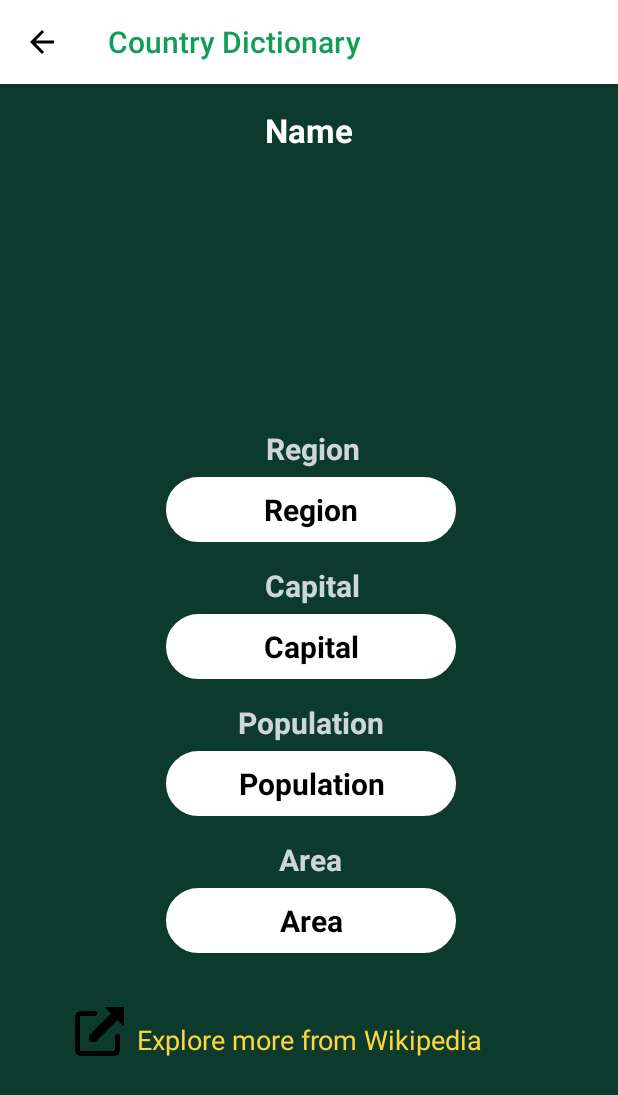
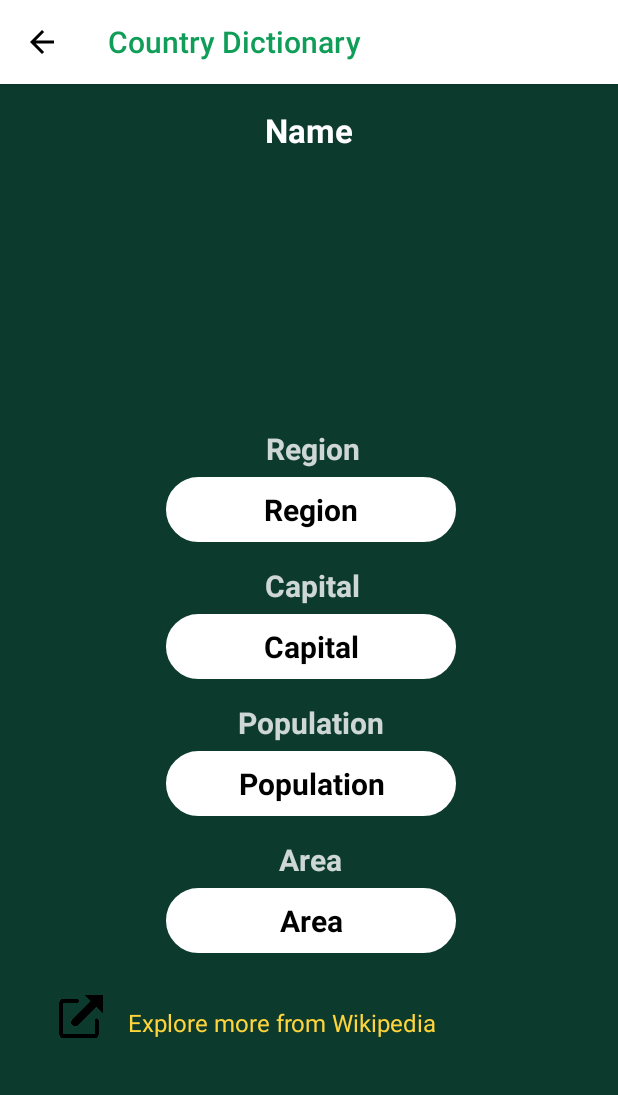
Before and after one commit to INFS3634/FlagMaster-Android-App, an Android app: the CountryDetailActivity screen opened directly, with no data from a screen before it, on a phone screen of 412 x 824 dp. Shown: the top 1095 px of the screen. Run offline under Robolectric (Android 15) with nearby library versions, the phone set to English and light mode, and no system bars; pictures from the network do not load.

Commit message:
Added Arc link Hide password

```diff
--- a/app/src/main/java/au/edu/unsw/infs3634/unswlearning/CountryDetailActivity.java
+++ b/app/src/main/java/au/edu/unsw/infs3634/unswlearning/CountryDetailActivity.java
@@ -16,6 +16,7 @@ import android.widget.TextView;
 import com.bumptech.glide.Glide;
 
 import java.util.ArrayList;
+import java.util.Arrays;
 import java.util.List;
 
 import au.edu.unsw.infs3634.unswlearning.countryAPI.Country;
@@ -29,9 +30,11 @@ import retrofit2.converter.gson.GsonConverterFactory;
 public class CountryDetailActivity extends AppCompatActivity {
     private static final String TAG = "CountryDetailActivity";
     public static final String INTENT_MESSAGE = "intent_message";
-    TextView countryNameTextView, capitalNameTextView, regionNameTextView, populationTextView, areaTextView, linkWiki;
-    ImageView flagImageView;
+    TextView countryNameTextView, capitalNameTextView, regionNameTextView, populationTextView,
+            areaTextView, linkWiki, linkArc;
+    ImageView flagImageView, arcLogo;
     private ArrayList<Country> countryList = new ArrayList<>();
+    Country country;
 
     @Override
     protected void onCreate(Bundle savedInstanceState) {
@@ -47,6 +50,9 @@ public class CountryDetailActivity extends AppCompatActivity {
         areaTextView=findViewById(R.id.areaTextView);
         flagImageView=findViewById(R.id.flagImageView);
         linkWiki = findViewById(R.id.linkWiki);
+        //UNSW Society showcase
+        linkArc = findViewById(R.id.linkArc);
+        arcLogo = findViewById(R.id.arcLogo);
 
         // calling the action bar
         ActionBar actionBar = getSupportActionBar();
@@ -81,7 +87,7 @@ public class CountryDetailActivity extends AppCompatActivity {
                     for (Country country: countries) {
                         countryList.add(country);
                     }
-                    Country country = countryList.get(0);
+                    country = countryList.get(0);
 
                     if (country != null) {
                         countryNameTextView.setText(country.getName());
@@ -104,6 +110,8 @@ public class CountryDetailActivity extends AppCompatActivity {
                             }
                         });
 
+                        //Insert UNSW societies' link
+                        showSocietyLink(country.getName());
                     }
                 }
 
@@ -114,8 +122,27 @@ public class CountryDetailActivity extends AppCompatActivity {
             });
         }
     }
-    // this event will enable the back
-    // function to the button on press
+
+    private void showSocietyLink(String countryName){
+        ArrayList<String> societyList = new ArrayList<>(Arrays.asList("China", "Bangladesh",
+                "Philippines", "France", "Hong Kong", "Indonesia", "Iran", "Korea", "Leban",
+                "Malaysia", "Myanmar", "Japan", "Pakistan", "Singapore", "Vietnam", "Spain",
+                "Sri Lanka", "Taiwan", "Thailand", "Turkey"));
+        for (String name: societyList) {
+            if(countryName.equals(name)){
+                linkArc.setVisibility(View.VISIBLE);
+                arcLogo.setVisibility(View.VISIBLE);
+                linkArc.setOnClickListener(new View.OnClickListener() {
+                    @Override
+                    public void onClick(View v) {
+                        Intent intent = new Intent(Intent.ACTION_VIEW, Uri.parse("https://www.arc.unsw.edu.au/clubs/club-admin/clubs-communities/new-international-cultural-clubs-community"));
+                        startActivity(intent);
+                    }
+                });
+            }
+        }
+    }
+    // this event will enable the back function to the button on press
     @Override
     public boolean onOptionsItemSelected(@NonNull MenuItem item) {
         Intent myIntent = new Intent(getApplicationContext(), LearnActivity.class);
@@ -124,4 +151,5 @@ public class CountryDetailActivity extends AppCompatActivity {
     }
 
 
+
 }
--- a/app/src/main/java/au/edu/unsw/infs3634/unswlearning/MainActivity.java
+++ b/app/src/main/java/au/edu/unsw/infs3634/unswlearning/MainActivity.java
@@ -13,6 +13,7 @@ import android.content.Intent;
 import android.graphics.Color;
 import android.graphics.drawable.ColorDrawable;
 import android.os.Bundle;
+import android.text.method.PasswordTransformationMethod;
 import android.util.Log;
 import android.view.View;
 import android.widget.Button;
@@ -57,6 +58,7 @@ public class MainActivity extends AppCompatActivity {
 
         loginEmail = findViewById(R.id.loginEmail);
         loginPassword = findViewById(R.id.loginPassword);
+        loginPassword.setTransformationMethod(PasswordTransformationMethod.getInstance());
         loginButton = findViewById(R.id.loginButton);
         switchToRegister = findViewById(R.id.switchToRegister);
         mAuth = FirebaseAuth.getInstance();
--- a/app/src/main/java/au/edu/unsw/infs3634/unswlearning/RegisterActivity.java
+++ b/app/src/main/java/au/edu/unsw/infs3634/unswlearning/RegisterActivity.java
@@ -6,6 +6,7 @@ import android.app.ProgressDialog;
 import android.content.Context;
 import android.content.Intent;
 import android.os.Bundle;
+import android.text.method.PasswordTransformationMethod;
 import android.util.Log;
 import android.view.View;
 import android.widget.Button;
@@ -69,6 +70,7 @@ public class RegisterActivity extends AppCompatActivity {
         inputUsername = findViewById(R.id.inputUsername);
         inputEmail = findViewById(R.id.inputEmail);
         inputPassword = findViewById(R.id.inputPassword);
+        inputPassword.setTransformationMethod(PasswordTransformationMethod.getInstance());
         registerButton = findViewById(R.id.registerButton);
         switchToLogin = findViewById(R.id.switchToLogin);
         mLoadingBar = new ProgressDialog(RegisterActivity.this);
--- a/app/src/main/res/layout/activity_country_detail.xml
+++ b/app/src/main/res/layout/activity_country_detail.xml
@@ -147,23 +147,50 @@
         android:id="@+id/linkWiki"
         android:layout_width="wrap_content"
         android:layout_height="wrap_content"
-        android:layout_marginStart="1dp"
-        android:layout_marginTop="45dp"
+        android:layout_marginStart="10dp"
+        android:layout_marginTop="35dp"
+        android:linksClickable="true"
         android:text="Explore more from Wikipedia"
         android:textColor="#FFD53B"
-        android:textSize="18sp"
-        android:linksClickable="true"
-        app:layout_constraintStart_toEndOf="@+id/imageView8"
+        android:textSize="16sp"
+        app:layout_constraintStart_toEndOf="@+id/imageView"
         app:layout_constraintTop_toBottomOf="@+id/areaTextView" />
 
+    <TextView
+        android:id="@+id/linkArc"
+        android:layout_width="wrap_content"
+        android:layout_height="wrap_content"
+        android:layout_marginStart="5dp"
+        android:layout_marginTop="20dp"
+        android:linksClickable="true"
+        android:text="UNSW's International/Cultural Societies"
+        android:textColor="#FFD53B"
+        android:textSize="16sp"
+        android:visibility="invisible"
+        app:layout_constraintEnd_toEndOf="@+id/areaTextView"
+        app:layout_constraintHorizontal_bias="0.0"
+        app:layout_constraintStart_toEndOf="@+id/arcLogo"
+        app:layout_constraintTop_toBottomOf="@+id/linkWiki" />
+
     <ImageView
-        android:id="@+id/imageView8"
-        android:layout_width="50dp"
-        android:layout_height="35dp"
-        android:layout_marginStart="40dp"
-        android:layout_marginTop="615dp"
+        android:id="@+id/arcLogo"
+        android:layout_width="49dp"
+        android:layout_height="38dp"
+        android:layout_marginStart="30dp"
+        android:layout_marginTop="68dp"
+        android:visibility="invisible"
         app:layout_constraintStart_toStartOf="parent"
-        app:layout_constraintTop_toTopOf="parent"
+        app:layout_constraintTop_toBottomOf="@+id/areaTextView"
+        app:srcCompat="@drawable/arc" />
+
+    <ImageView
+        android:id="@+id/imageView"
+        android:layout_width="45dp"
+        android:layout_height="31dp"
+        android:layout_marginStart="30dp"
+        android:layout_marginTop="28dp"
+        app:layout_constraintStart_toStartOf="parent"
+        app:layout_constraintTop_toBottomOf="@+id/areaTextView"
         app:srcCompat="@drawable/external_link" />
 
 </androidx.constraintlayout.widget.ConstraintLayout>
--- a/app/src/main/res/layout/activity_mcq_quiz.xml
+++ b/app/src/main/res/layout/activity_mcq_quiz.xml
@@ -4,6 +4,7 @@
     xmlns:tools="http://schemas.android.com/tools"
     android:layout_width="match_parent"
     android:layout_height="match_parent"
+    android:background="#0C3B2E"
     tools:background="#0C3B2E">
 
 
@@ -131,6 +132,7 @@
             android:id="@+id/choiceA"
             android:layout_width="match_parent"
             android:layout_height="wrap_content"
+            android:minHeight="48dp"
             android:text="Option 1"
             android:textColor="#000"
             android:textSize="16sp" />
@@ -139,6 +141,7 @@
             android:id="@+id/choiceB"
             android:layout_width="match_parent"
             android:layout_height="wrap_content"
+            android:minHeight="48dp"
             android:text="Option 2"
             android:textColor="#000"
             android:textSize="16sp" />
@@ -147,6 +150,7 @@
             android:id="@+id/choiceC"
             android:layout_width="match_parent"
             android:layout_height="wrap_content"
+            android:minHeight="48dp"
             android:text="Option 3"
             android:textColor="#000"
             android:textSize="16sp" />
@@ -155,6 +159,7 @@
             android:id="@+id/choiceD"
             android:layout_width="match_parent"
             android:layout_height="wrap_content"
+            android:minHeight="48dp"
             android:text="Option 4"
             android:textColor="#000"
             android:textSize="16sp" />
```
Also changed, not shown: app/src/main/res/drawable/arc.png (added), app/src/main/res/drawable/arc_logo.png (added), 2 other files.
